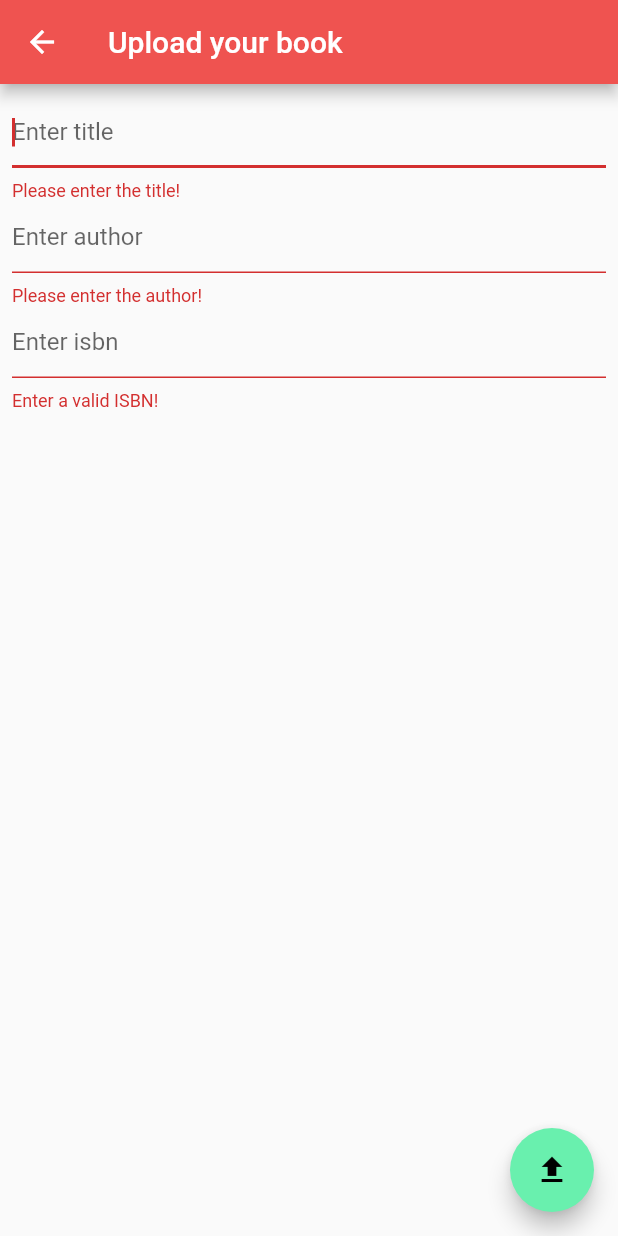
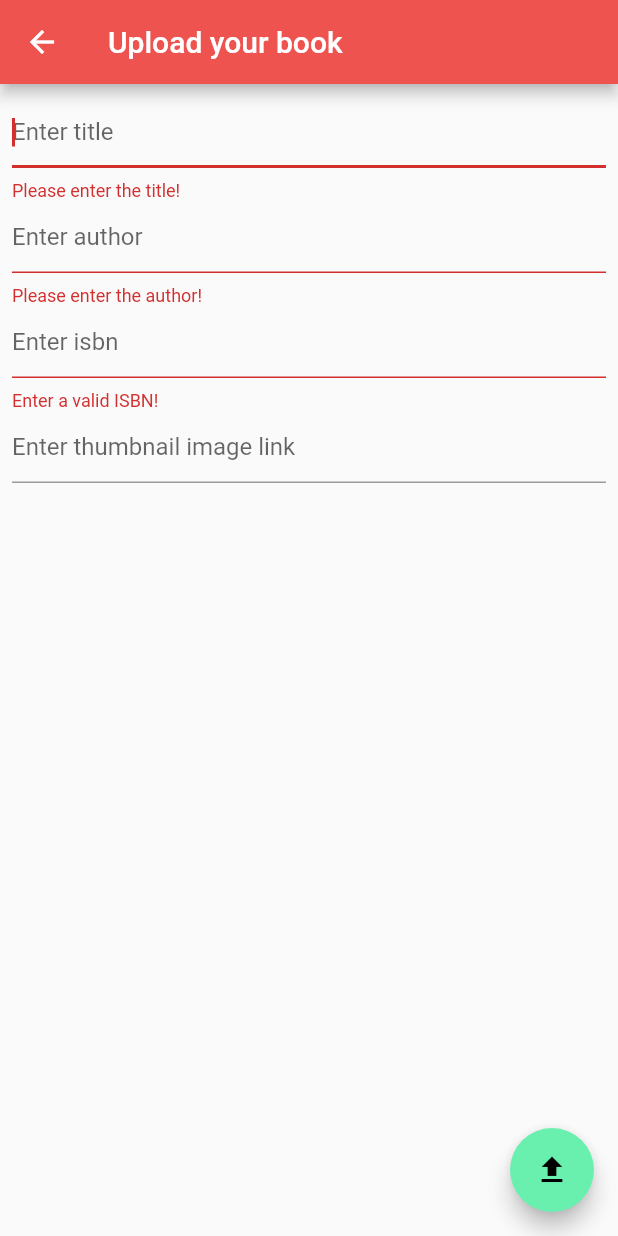
Before and after one commit to motschel123/digital-local-library, a Flutter app: the UploadBookScreen screen opened directly with empty values, after a tap on the "file upload" icon, on a phone screen of 412 x 824 dp. Run offline on Flutter 3.47's test engine with Material 2 defaults, Android fonts, the light colour scheme and no system bars; our stand-ins replace cloud_firestore; missing offline and left inert: barcode_scan; accounts and stored records are empty.

Commit message:
Add text input for image thumbnail link on upload page

```diff
--- a/lib/screens/upload_book_screen.dart
+++ b/lib/screens/upload_book_screen.dart
@@ -57,6 +57,16 @@ class UploadBookScreenState extends State<UploadBookScreen> {
                                     return "Enter a valid ISBN!";
                                 },
                             ),
+                            TextFormField(
+                                decoration: InputDecoration(hintText: "Enter thumbnail image link"),
+                                initialValue: widget.book.imagePath,
+                                validator: (String value) {
+                                    if (value.isEmpty) {
+                                        return null;
+                                    }
+                                    return "Enter a image link";
+                                },
+                            ),
                         ],
                     ),
                 ),
```
